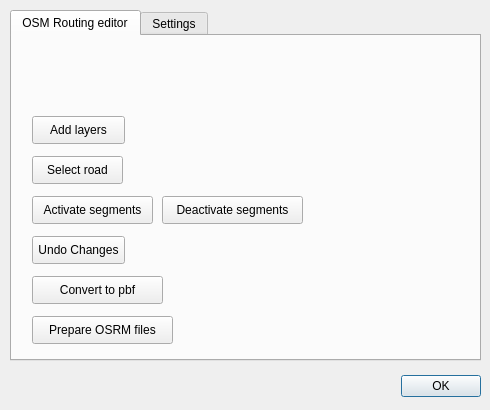
tuskjant/OSMEditorForRouting, file osm_routing_editor_dialog_base.ui: the form before one commit.
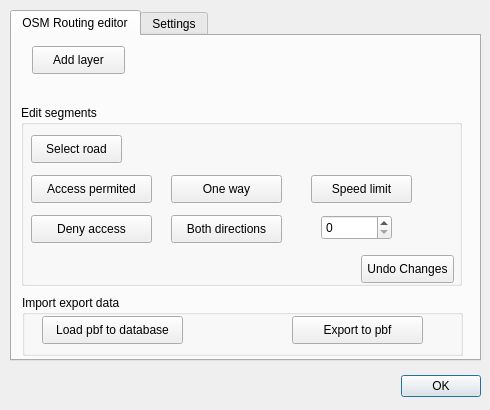
The form after the commit. The open tabs and pages were chosen to show the change. Custom widgets are drawn as their Qt base class.

```diff
--- a/osm_routing_editor_dialog_base.ui
+++ b/osm_routing_editor_dialog_base.ui
@@ -29,100 +29,186 @@
     <attribute name="title">
      <string>OSM Routing editor</string>
     </attribute>
-    <widget class="QPushButton" name="pushButtonSelectTram">
-     <property name="geometry">
-      <rect>
-       <x>20</x>
-       <y>120</y>
-       <width>91</width>
-       <height>28</height>
-      </rect>
-     </property>
-     <property name="text">
-      <string>Select road</string>
-     </property>
-     <property name="checkable">
-      <bool>true</bool>
-     </property>
-    </widget>
-    <widget class="QPushButton" name="pushButtonActiva">
-     <property name="geometry">
-      <rect>
-       <x>20</x>
-       <y>160</y>
-       <width>121</width>
-       <height>28</height>
-      </rect>
-     </property>
-     <property name="text">
-      <string>Activate segments</string>
-     </property>
-    </widget>
-    <widget class="QPushButton" name="pushButtonDesactiva">
-     <property name="geometry">
-      <rect>
-       <x>150</x>
-       <y>160</y>
-       <width>141</width>
-       <height>28</height>
-      </rect>
-     </property>
-     <property name="text">
-      <string>Deactivate segments</string>
-     </property>
-    </widget>
     <widget class="QPushButton" name="pushButtonAddLayers">
      <property name="geometry">
       <rect>
        <x>20</x>
-       <y>80</y>
+       <y>10</y>
        <width>93</width>
        <height>28</height>
       </rect>
      </property>
      <property name="text">
-      <string>Add layers</string>
+      <string>Add layer</string>
      </property>
     </widget>
     <widget class="QPushButton" name="pushButtonToPbf">
      <property name="geometry">
       <rect>
-       <x>20</x>
-       <y>240</y>
+       <x>280</x>
+       <y>280</y>
        <width>131</width>
        <height>28</height>
       </rect>
      </property>
      <property name="text">
-      <string>Convert to pbf</string>
+      <string>Export to pbf</string>
      </property>
     </widget>
     <widget class="QPushButton" name="pushButtonOSRMfiles">
      <property name="geometry">
       <rect>
-       <x>20</x>
+       <x>30</x>
        <y>280</y>
        <width>141</width>
        <height>28</height>
       </rect>
      </property>
      <property name="text">
-      <string>Prepare OSRM files</string>
+      <string>Load pbf to database</string>
      </property>
     </widget>
-    <widget class="QPushButton" name="pushButtonUndoChanges">
+    <widget class="QGroupBox" name="groupBox_2">
      <property name="geometry">
       <rect>
-       <x>20</x>
-       <y>200</y>
-       <width>93</width>
-       <height>28</height>
+       <x>10</x>
+       <y>259</y>
+       <width>441</width>
+       <height>61</height>
       </rect>
      </property>
-     <property name="text">
-      <string>Undo Changes</string>
+     <property name="title">
+      <string>Import export data</string>
      </property>
     </widget>
+    <widget class="QGroupBox" name="groupBox_3">
+     <property name="geometry">
+      <rect>
+       <x>9</x>
+       <y>69</y>
+       <width>441</width>
+       <height>181</height>
+      </rect>
+     </property>
+     <property name="title">
+      <string>Edit segments</string>
+     </property>
+     <widget class="QPushButton" name="pushButtonUndoChanges">
+      <property name="geometry">
+       <rect>
+        <x>340</x>
+        <y>150</y>
+        <width>93</width>
+        <height>28</height>
+       </rect>
+      </property>
+      <property name="text">
+       <string>Undo Changes</string>
+      </property>
+     </widget>
+     <widget class="QPushButton" name="pushButtonDesactiva">
+      <property name="geometry">
+       <rect>
+        <x>10</x>
+        <y>110</y>
+        <width>121</width>
+        <height>28</height>
+       </rect>
+      </property>
+      <property name="text">
+       <string>Deny access</string>
+      </property>
+     </widget>
+     <widget class="QPushButton" name="pushButtonActiva">
+      <property name="geometry">
+       <rect>
+        <x>10</x>
+        <y>70</y>
+        <width>121</width>
+        <height>28</height>
+       </rect>
+      </property>
+      <property name="text">
+       <string>Access permited</string>
+      </property>
+     </widget>
+     <widget class="QPushButton" name="pushButtonOneWay">
+      <property name="geometry">
+       <rect>
+        <x>150</x>
+        <y>70</y>
+        <width>111</width>
+        <height>28</height>
+       </rect>
+      </property>
+      <property name="text">
+       <string>One way</string>
+      </property>
+     </widget>
+     <widget class="QPushButton" name="pushButtonSelectTram">
+      <property name="geometry">
+       <rect>
+        <x>10</x>
+        <y>30</y>
+        <width>91</width>
+        <height>28</height>
+       </rect>
+      </property>
+      <property name="text">
+       <string>Select road</string>
+      </property>
+      <property name="checkable">
+       <bool>true</bool>
+      </property>
+     </widget>
+     <widget class="QPushButton" name="pushButton_BothDirections">
+      <property name="geometry">
+       <rect>
+        <x>150</x>
+        <y>110</y>
+        <width>111</width>
+        <height>28</height>
+       </rect>
+      </property>
+      <property name="text">
+       <string>Both directions</string>
+      </property>
+     </widget>
+     <widget class="QSpinBox" name="spinBoxSpeed">
+      <property name="geometry">
+       <rect>
+        <x>300</x>
+        <y>110</y>
+        <width>71</width>
+        <height>25</height>
+       </rect>
+      </property>
+      <property name="maximum">
+       <number>140</number>
+      </property>
+      <property name="singleStep">
+       <number>10</number>
+      </property>
+     </widget>
+     <widget class="QPushButton" name="pushButtonMaxSpeed">
+      <property name="geometry">
+       <rect>
+        <x>290</x>
+        <y>70</y>
+        <width>101</width>
+        <height>28</height>
+       </rect>
+      </property>
+      <property name="text">
+       <string>Speed limit</string>
+      </property>
+     </widget>
+    </widget>
+    <zorder>groupBox_3</zorder>
+    <zorder>groupBox_2</zorder>
+    <zorder>pushButtonAddLayers</zorder>
+    <zorder>pushButtonToPbf</zorder>
+    <zorder>pushButtonOSRMfiles</zorder>
    </widget>
    <widget class="QWidget" name="tab_2">
     <attribute name="title">
```
Left out of the diff: 2 changed lines with no effect on the pictures.
